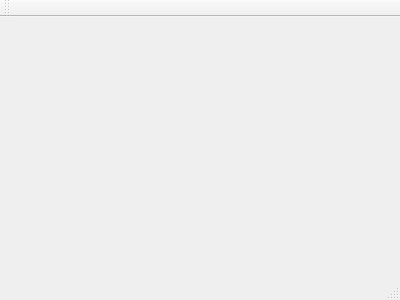
The window that Trottipret/trottipret.ui (adeleb54/Trottipret) describes before a commit, drawn with Qt 5.
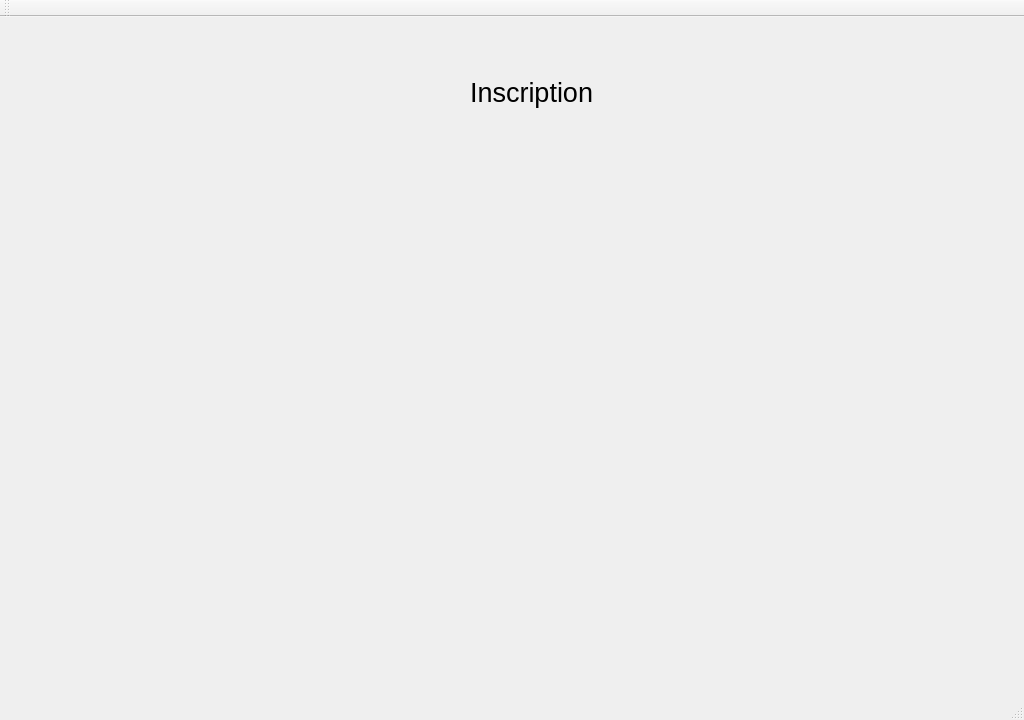
The same window after the commit.

Commit message: Premier label "titre"

```diff
--- a/Trottipret/trottipret.ui
+++ b/Trottipret/trottipret.ui
@@ -1,24 +1,65 @@
 <ui version="4.0">
  <class>Trottipret</class>
- <widget class="QMainWindow" name="Trottipret" >
-  <property name="geometry" >
+ <widget class="QMainWindow" name="Trottipret">
+  <property name="geometry">
    <rect>
     <x>0</x>
     <y>0</y>
-    <width>400</width>
-    <height>300</height>
+    <width>1024</width>
+    <height>720</height>
    </rect>
   </property>
   <property name="windowTitle" >
    <string>Trottipret</string>
   </property>
-  <widget class="QMenuBar" name="menuBar" />
-  <widget class="QToolBar" name="mainToolBar" />
-  <widget class="QWidget" name="centralWidget" />
-  <widget class="QStatusBar" name="statusBar" />
+  <widget class="QWidget" name="centralWidget">
+   <widget class="QLabel" name="label">
+    <property name="geometry">
+     <rect>
+      <x>470</x>
+      <y>50</y>
+      <width>141</width>
+      <height>51</height>
+     </rect>
+    </property>
+    <property name="sizePolicy">
+     <sizepolicy hsizetype="Maximum" vsizetype="Maximum">
+      <horstretch>0</horstretch>
+      <verstretch>0</verstretch>
+     </sizepolicy>
+    </property>
+    <property name="minimumSize">
+     <size>
+      <width>0</width>
+      <height>0</height>
+     </size>
+    </property>
+    <property name="text">
+     <string>&lt;html&gt;&lt;head/&gt;&lt;body&gt;&lt;p&gt;&lt;span style=&quot; font-size:20pt;&quot;&gt;Inscription&lt;/span&gt;&lt;/p&gt;&lt;/body&gt;&lt;/html&gt;</string>
+    </property>
+   </widget>
+  </widget>
+  <widget class="QMenuBar" name="menuBar">
+   <property name="geometry">
+    <rect>
+     <x>0</x>
+     <y>0</y>
+     <width>1024</width>
+     <height>22</height>
+    </rect>
+   </property>
+  </widget>
+  <widget class="QToolBar" name="mainToolBar">
+   <attribute name="toolBarArea">
+    <enum>TopToolBarArea</enum>
+   </attribute>
+   <attribute name="toolBarBreak">
+    <bool>false</bool>
+   </attribute>
+  </widget>
+  <widget class="QStatusBar" name="statusBar"/>
  </widget>
- <layoutDefault spacing="6" margin="11" />
- <pixmapfunction></pixmapfunction>
+ <layoutdefault spacing="6" margin="11"/>
  <resources/>
  <connections/>
 </ui>
```
Left out of the diff: 3 changed lines with no effect on the pictures.
